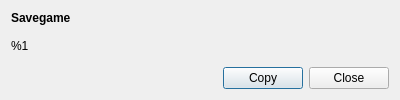
Old version of the form SavegameDialog.ui in the repository SyDevTeam/gta5view.
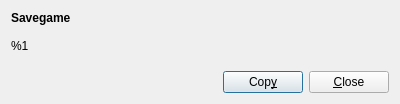
New version of the form.

```diff
--- a/SavegameDialog.ui
+++ b/SavegameDialog.ui
@@ -7,7 +7,7 @@
     <x>0</x>
     <y>0</y>
     <width>400</width>
-    <height>100</height>
+    <height>104</height>
    </rect>
   </property>
   <property name="windowTitle">
@@ -55,14 +55,14 @@
      <item>
       <widget class="QPushButton" name="cmdCopy">
        <property name="text">
-        <string>Copy</string>
+        <string>Cop&amp;y</string>
        </property>
       </widget>
      </item>
      <item>
       <widget class="QPushButton" name="cmdClose">
        <property name="text">
-        <string>Close</string>
+        <string>&amp;Close</string>
        </property>
       </widget>
      </item>
```
